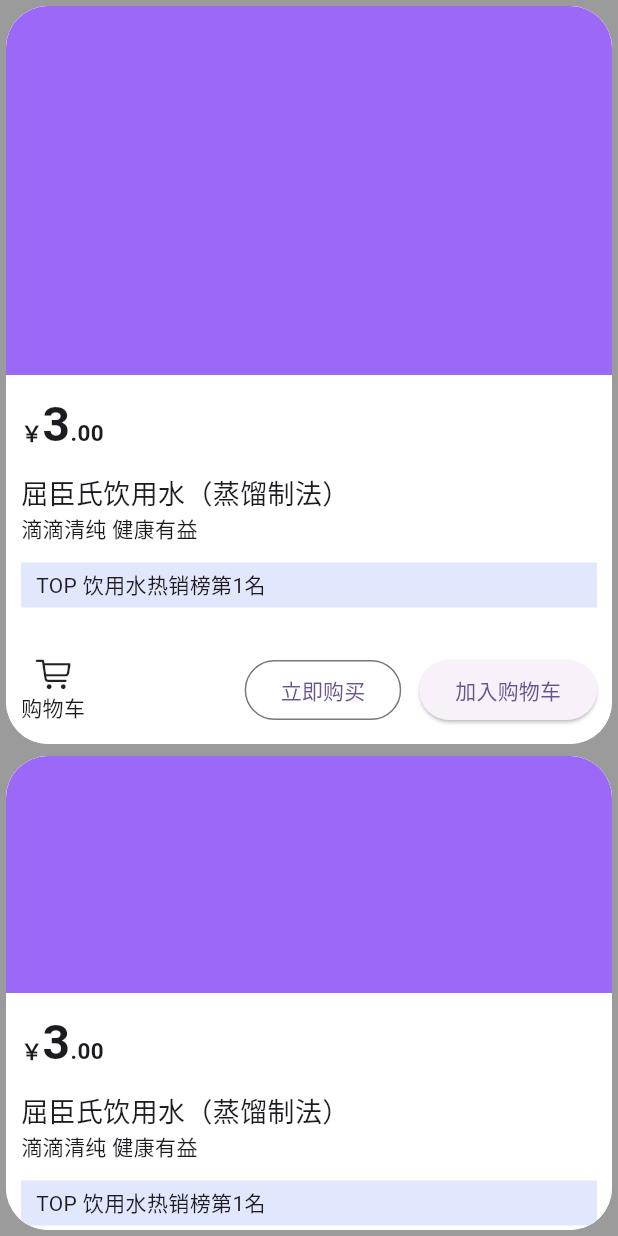
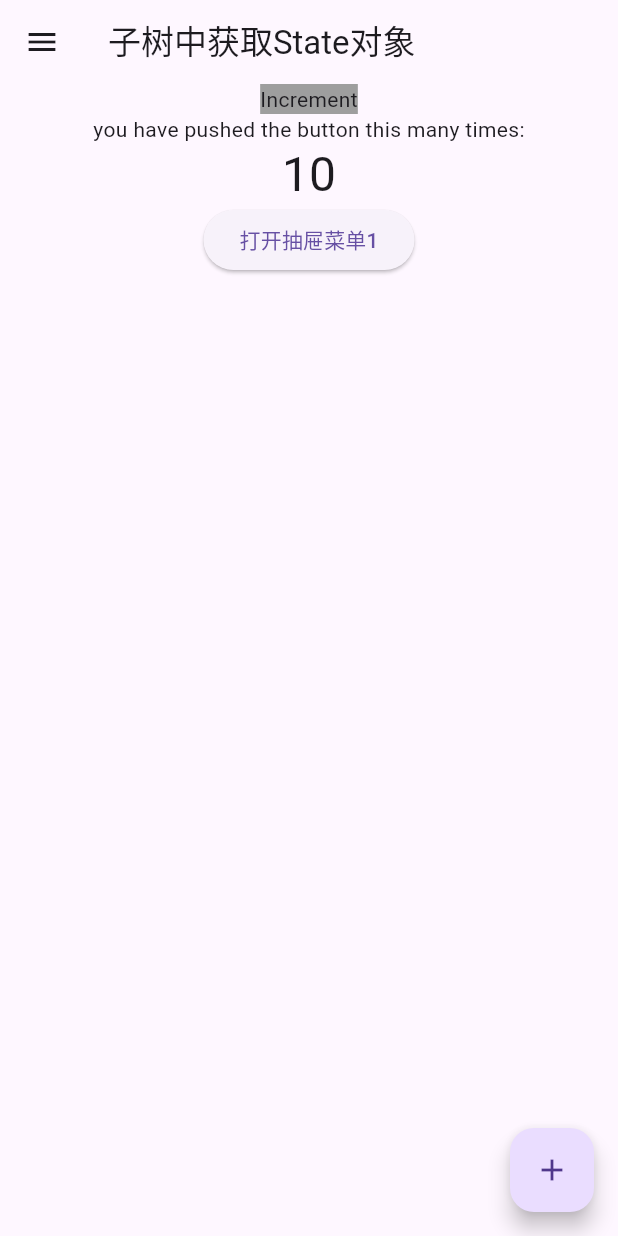
Before and after one commit to eatureide/flutter_study, a Flutter app: the screen it shows after launch, on a phone screen of 412 x 824 dp. Run offline on Flutter 3.47's test engine with Material 3 defaults, Android fonts, the phone set to English and light mode, and no system bars; our stand-ins replace fluttertoast.

Commit message:
了解状态相关的知识

```diff
--- /dev/null
+++ b/lib/count/index.dart
@@ -0,0 +1,129 @@
+import 'package:flutter/material.dart';
+
+class Echo extends StatelessWidget {
+  const Echo({
+    super.key,
+    required this.text,
+    this.backgroundColor = Colors.grey,
+  });
+
+  final String text;
+  final Color backgroundColor;
+
+  @override
+  Widget build(BuildContext context) {
+    return Center(
+      child: Container(color: backgroundColor, child: Text(text)),
+    );
+  }
+}
+
+class CountPage extends StatelessWidget {
+  const CountPage({super.key});
+
+  @override
+  Widget build(BuildContext context) {
+    return MaterialApp(
+      title: 'Flutter Demo',
+      theme: ThemeData(primarySwatch: Colors.blue),
+      home: Count(),
+    );
+  }
+}
+
+class Count extends StatefulWidget {
+  const Count({super.key, this.initValue = 10});
+  final int initValue;
+
+  @override
+  State<Count> createState() => _Count();
+}
+
+class _Count extends State<Count> {
+  int _counter = 0;
+
+  @override
+  void initState() {
+    super.initState();
+    _counter = widget.initValue;
+    print("initState");
+  }
+
+  @override
+  void didUpdateWidget(Count oldWidget) {
+    super.didUpdateWidget(oldWidget);
+    print("didUpdateWidget");
+  }
+
+  @override
+  void deactivate() {
+    super.deactivate();
+    print("deactivate");
+  }
+
+  @override
+  void dispose() {
+    super.dispose();
+    print("dispose");
+  }
+
+  @override
+  void reassemble() {
+    super.reassemble();
+    print("reassemble");
+  }
+
+  @override
+  void didChangeDependencies() {
+    super.didChangeDependencies();
+    print("didChangeDependencies");
+  }
+
+  _incrementCounter() {
+    setState(() {
+      _counter++;
+    });
+  }
+
+  openDrawer(ScaffoldState state) {
+    ScaffoldState state = context.findAncestorStateOfType<ScaffoldState>()!;
+    state.openDrawer();
+  }
+
+  openDrawerByContext(BuildContext context) {
+    ScaffoldState state = context.findAncestorStateOfType<ScaffoldState>()!;
+    state.openDrawer();
+  }
+
+  @override
+  Widget build(BuildContext context) {
+    print("build");
+    return Scaffold(
+      appBar: AppBar(title: Text("子树中获取State对象")),
+      drawer: Drawer(),
+      body: Center(
+        child: Column(
+          children: [
+            Echo(text: 'Increment'),
+            Text('you have pushed the button this many times:'),
+            Text('$_counter', style: Theme.of(context).textTheme.headlineLarge),
+            Builder(
+              builder: (context) {
+                return ElevatedButton(
+                  onPressed: () => openDrawer(Scaffold.of(context)),
+                  // onPressed: () => openDrawerByContext(context),
+                  child: Text('打开抽屉菜单1'),
+                );
+              },
+            ),
+          ],
+        ),
+      ),
+      floatingActionButton: FloatingActionButton(
+        onPressed: _incrementCounter,
+        tooltip: 'Increment',
+        child: Icon(Icons.add),
+      ),
+    );
+  }
+}
--- a/lib/main.dart
+++ b/lib/main.dart
@@ -3,6 +3,7 @@ import 'home_page/index.dart';
 import 'detail/index.dart';
 import 'exchange/index.dart';
 import 'material/index.dart';
+import 'count/index.dart';
 
 void main() {
   runApp(const MyApp());
@@ -17,15 +18,29 @@ class MyApp extends StatefulWidget {
 
 class _MyApp extends State<MyApp> {
   @override
+  initState() {
+    super.initState();
+    testSync();
+  }
+
+  testSync() async {
+    // String res = await Future.delayed(Duration(seconds: 2), () {
+    //   return 'hello';
+    // });
+    // print(res);
+  }
+
+  @override
   Widget build(BuildContext context) {
     return MaterialApp(
       title: 'Flutter Demo',
-      initialRoute: '/material',
+      initialRoute: '/count',
       routes: {
         '/': (context) => HomePage(),
         '/detail': (context) => Detail(),
         '/exchange': (context) => ExChange(),
         '/material': (context) => Index(),
+        '/count': (context) => CountPage(),
       },
     );
   }
--- a/lib/material/index.dart
+++ b/lib/material/index.dart
@@ -16,7 +16,7 @@ class _Index extends State<Index> {
       theme: ThemeData(
         useMaterial3: true,
         colorScheme: ColorScheme.fromSeed(
-          seedColor: Color.fromARGB(255, 156, 104, 247),
+          seedColor: Color.fromARGB(255, 2, 2, 2),
         ),
       ),
       home: swiper(),
```
